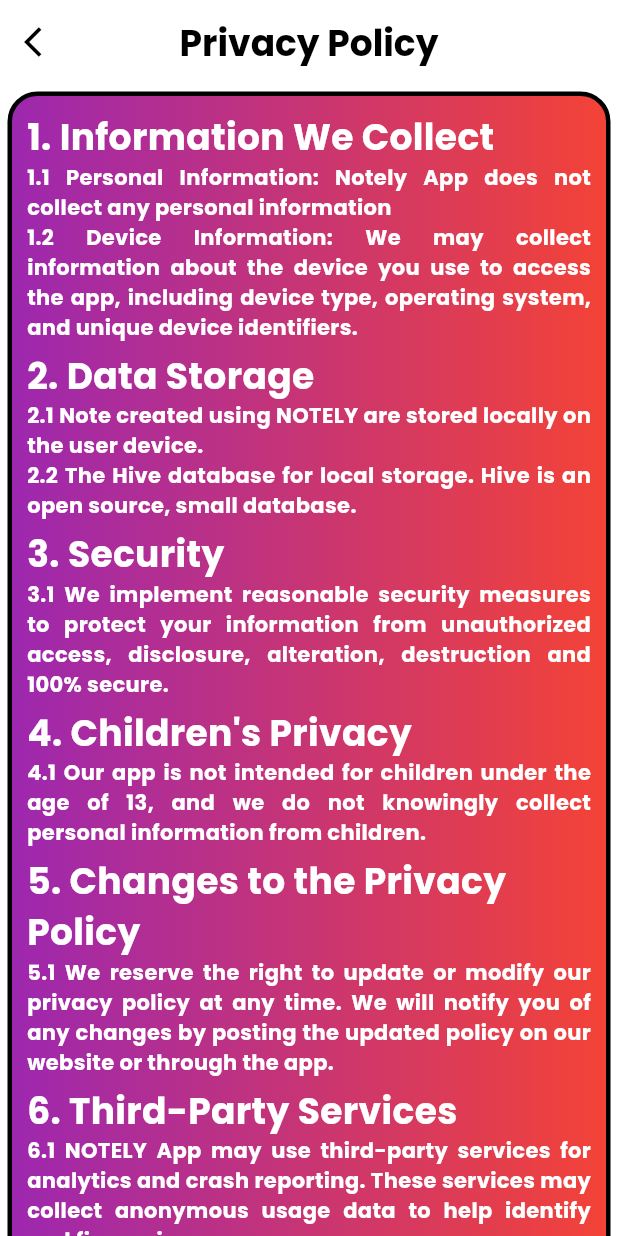
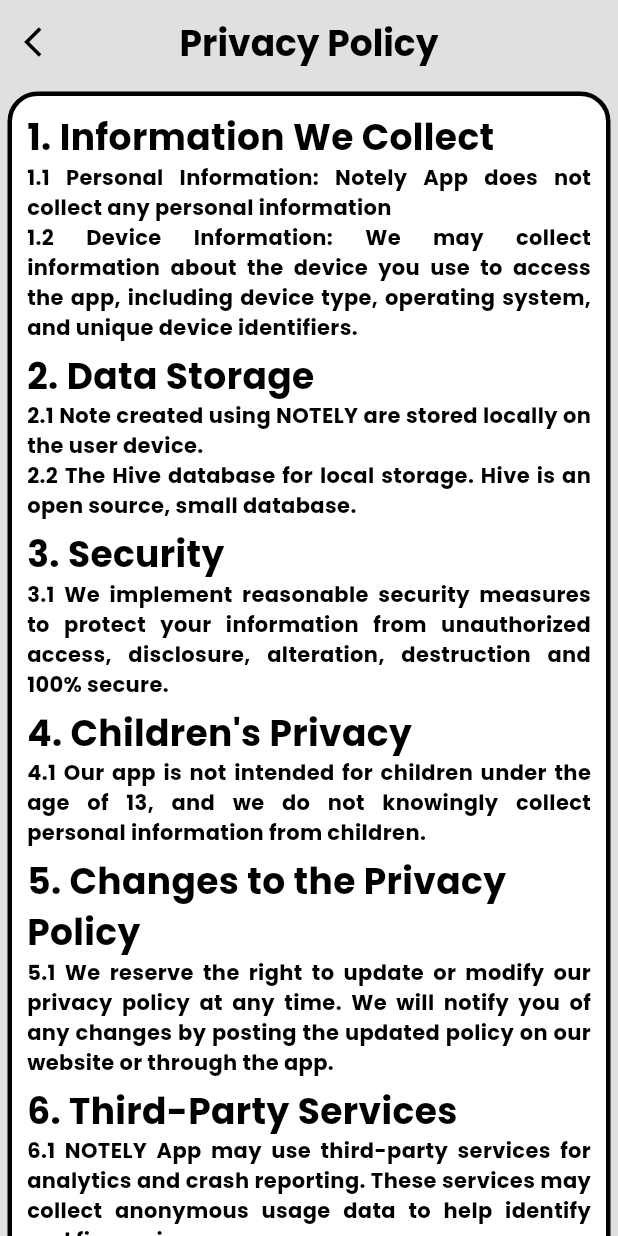
Before and after one commit to VYSHNAVKM/notely_app, a Flutter app: the PrivacyPolicyScreen screen opened directly, on a phone screen of 412 x 824 dp. Run offline on Flutter 3.47's test engine with Material 3 defaults, Android fonts, the phone set to English and light mode, and no system bars; our stand-ins replace google_fonts, hive, hive_flutter, lottie, shared_preferences; accounts and stored records are empty.

Commit message:
some changes

```diff
--- a/lib/features/home/widgets/drawer_screens/privacypolicy.dart
+++ b/lib/features/home/widgets/drawer_screens/privacypolicy.dart
@@ -12,11 +12,11 @@
 
 class _PrivacyPolicyScreenState extends State<PrivacyPolicyScreen> {
   final descriptionstyle =
-      GoogleFonts.poppins(color: textcolorlight, fontWeight: FontWeight.bold);
+      GoogleFonts.poppins(color: textcolordark, fontWeight: FontWeight.bold);
   @override
   Widget build(BuildContext context) {
     return Scaffold(
-      backgroundColor: primarycolorlight,
+      backgroundColor: bgcolor,
       appBar: AppBar(
         leading: IconButton(
           onPressed: () {
@@ -27,7 +27,7 @@
             color: primarycolordark,
           ),
         ),
-        backgroundColor: primarycolorlight,
+        backgroundColor: bgcolor,
         centerTitle: true,
         title: Text(
           'Privacy Policy',
@@ -43,8 +43,6 @@
                 decoration: BoxDecoration(
                     color: primarycolorlight,
                     borderRadius: BorderRadius.circular(20),
-                    gradient:
-                        LinearGradient(colors: [Colors.purple, Colors.red]),
                     border: Border.all(
                       color: primarycolordark,
                       width: 3,
@@ -55,7 +53,7 @@
                   child: Column(
                     crossAxisAlignment: CrossAxisAlignment.start,
                     children: [
-                      Text("1. Information We Collect", style: maintextlight),
+                      Text("1. Information We Collect", style: maintextdark),
                       Text(
                         '1.1 Personal Information: Notely App does not collect any personal information\n1.2 Device Information: We may collect information about the device you use to access the app, including device type, operating system, and unique device identifiers.',
                         style: descriptionstyle,
@@ -64,7 +62,7 @@
                       SizedBox(
                         height: 5,
                       ),
-                      Text("2. Data Storage", style: maintextlight),
+                      Text("2. Data Storage", style: maintextdark),
                       Text(
                         '2.1 Note created using NOTELY are stored locally on the user device.\n2.2 The Hive database for local storage. Hive is an open source, small database.',
                         style: descriptionstyle,
@@ -73,7 +71,7 @@
                       SizedBox(
                         height: 5,
                       ),
-                      Text("3. Security", style: maintextlight),
+                      Text("3. Security", style: maintextdark),
                       Text(
                         '3.1 We implement reasonable security measures to protect your information from unauthorized access, disclosure, alteration, destruction and 100% secure.',
                         style: descriptionstyle,
@@ -82,7 +80,7 @@
                       SizedBox(
                         height: 5,
                       ),
-                      Text("4. Children's Privacy", style: maintextlight),
+                      Text("4. Children's Privacy", style: maintextdark),
                       Text(
                         '4.1 Our app is not intended for children under the age of 13, and we do not knowingly collect personal information from children.',
                         style: descriptionstyle,
@@ -92,7 +90,7 @@
                         height: 5,
                       ),
                       Text("5. Changes to the Privacy Policy",
-                          style: maintextlight),
+                          style: maintextdark),
                       Text(
                         '5.1 We reserve the right to update or modify our privacy policy at any time. We will notify you of any changes by posting the updated policy on our website or through the app.',
                         style: descriptionstyle,
@@ -101,7 +99,7 @@
                       SizedBox(
                         height: 5,
                       ),
-                      Text("6. Third-Party Services", style: maintextlight),
+                      Text("6. Third-Party Services", style: maintextdark),
                       Text(
                         '6.1 NOTELY App may use third-party services for analytics and crash reporting. These services may collect anonymous usage data to help identify and fix app issues.\n6.2 Users are encouraged to review the privacy policies of third-party services used by NOTELY App.',
                         style: descriptionstyle,
```
Also changed, not shown: lib/features/home/screens/home_screen.dart (+13 -31 lines), lib/features/home/widgets/drawer_screens/support.dart (+3 -4 lines), lib/features/home/widgets/drawer_screens/terms_and_conditions.dart (+8 -11 lines).
